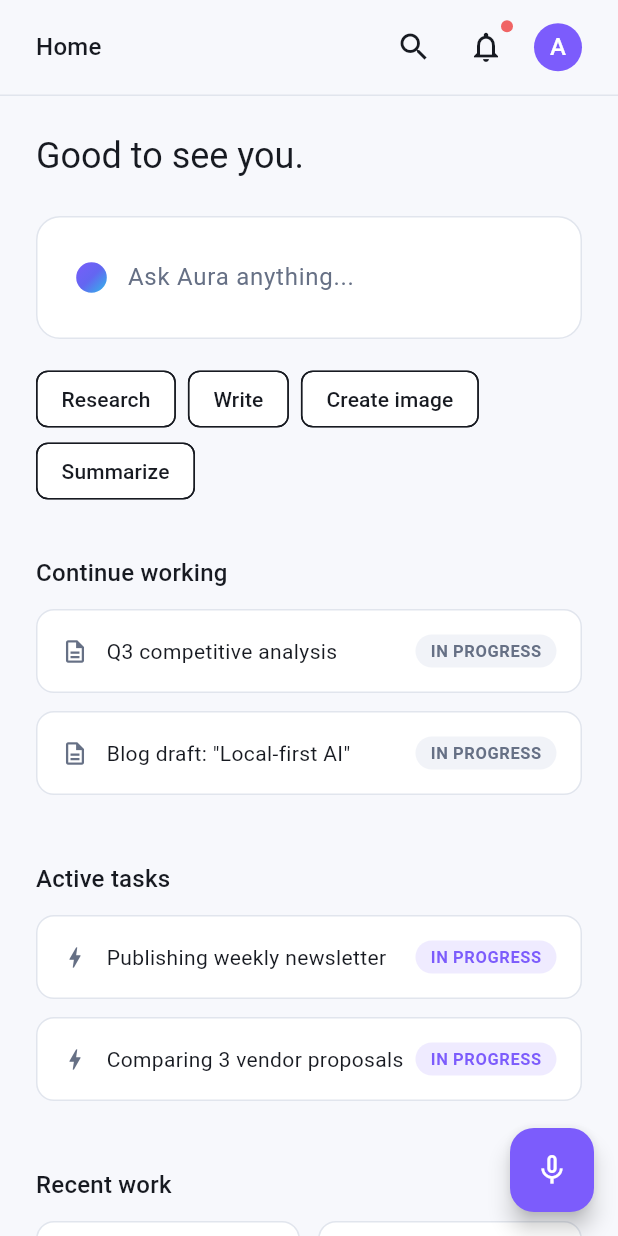
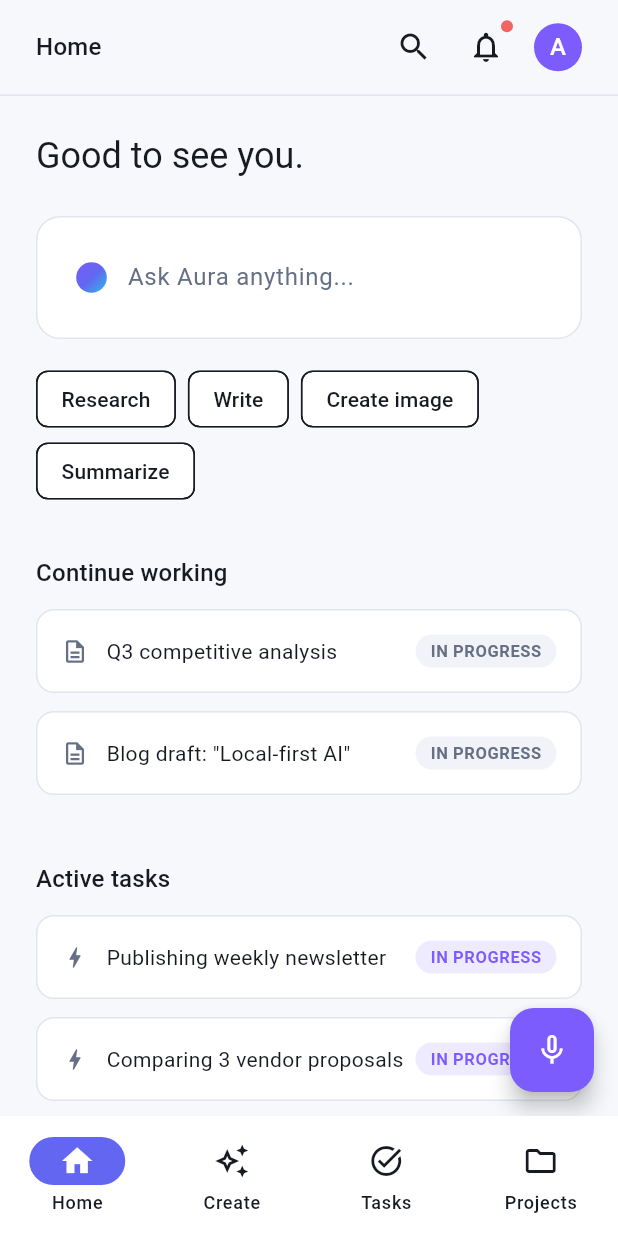
Before and after one commit to Bravo111034/word-footnotes-bibliography-mcp, a Flutter app: the OnboardingScreen screen opened directly, after a tap on "Skip", on a phone screen of 412 x 824 dp. Run offline on Flutter 3.47's test engine with Material 3 defaults, Android fonts, the phone set to English and light mode, and no system bars; our stand-ins replace flutter_riverpod, shared_preferences; accounts and stored records are empty.

Commit message:
Add Phase 4: projects, tasks, memory & create studio; fix Intent name clash
New screens: ProjectsScreen -> ProjectWorkspaceScreen (tabbed, embeds
Chat/Research/Tasks/Memory), TaskCenterScreen -> TaskDetailScreen,
MemoryManagerScreen, CreateStudioScreen. HomeShell adds a bottom-nav
shell (Home/Create/Tasks/Projects) so they're reachable; Splash and
Onboarding now route there instead of straight to HomeScreen. Library,
Image Studio, and the agent-permissions UI are deferred (noted in the
README) to keep this increment reviewable.

Also renames aura_voice's Intent class to VoiceIntent: it collided
with Flutter's own Intent (from material.dart's actions.dart),
which failed apps/mobile's flutter analyze with ambiguous_import
errors once voice_command_overlay.dart pulled in both.

Co-Authored-By: Claude Sonnet 5 <noreply@anthropic.com>
Claude-Session: https://claude.ai/code/session_016Z22mv3pJGQ3NkxaP4vouy

```diff
--- /dev/null
+++ b/apps/mobile/lib/features/create/create_studio_screen.dart
@@ -0,0 +1,78 @@
+import 'package:aura_ui/aura_ui.dart';
+import 'package:flutter/material.dart';
+
+import '../chat/chat_screen.dart';
+
+class _Category {
+  const _Category(this.label, this.icon);
+
+  final String label;
+  final IconData icon;
+}
+
+const _categories = [
+  _Category('Writing', Icons.edit_note),
+  _Category('Image', Icons.image_outlined),
+  _Category('Video', Icons.videocam_outlined),
+  _Category('Presentation', Icons.slideshow_outlined),
+  _Category('Voice', Icons.mic_none),
+  _Category('Document', Icons.description_outlined),
+  _Category('Chart', Icons.bar_chart_outlined),
+  _Category('Diagram', Icons.account_tree_outlined),
+  _Category('Infographic', Icons.insights_outlined),
+  _Category('Social', Icons.share_outlined),
+  _Category('Web Article', Icons.article_outlined),
+];
+
+/// Create Studio: a hero input plus a category grid (spec §23). Every
+/// category currently routes into Chat with a seeded prompt — dedicated
+/// studios (Image Studio, etc.) are a follow-up.
+class CreateStudioScreen extends StatelessWidget {
+  const CreateStudioScreen({super.key});
+
+  @override
+  Widget build(BuildContext context) {
+    return Scaffold(
+      appBar: AppBar(title: const Text('Create')),
+      body: Padding(
+        padding: const EdgeInsets.all(AuraSpace.lg),
+        child: Column(
+          crossAxisAlignment: CrossAxisAlignment.stretch,
+          children: [
+            Text('What do you want to create?', style: Theme.of(context).textTheme.headlineSmall),
+            const SizedBox(height: AuraSpace.lg),
+            AuraCommandBar(
+              hintText: 'Describe what you want to create...',
+              onSubmitted: (text) => _open(context, text),
+            ),
+            const SizedBox(height: AuraSpace.xl),
+            Expanded(
+              child: GridView.count(
+                crossAxisCount: 2,
+                mainAxisSpacing: AuraSpace.sm,
+                crossAxisSpacing: AuraSpace.sm,
+                childAspectRatio: 2.4,
+                children: _categories.map((c) {
+                  return AuraCard(
+                    onTap: () => _open(context, 'Create a ${c.label.toLowerCase()}'),
+                    child: Row(
+                      children: [
+                        Icon(c.icon, color: AuraColors.violet, size: 20),
+                        const SizedBox(width: AuraSpace.sm),
+                        Text(c.label),
+                      ],
+                    ),
+                  );
+                }).toList(),
+              ),
+            ),
+          ],
+        ),
+      ),
+    );
+  }
+
+  void _open(BuildContext context, String prompt) {
+    Navigator.of(context).push(MaterialPageRoute(builder: (_) => ChatScreen(initialMessage: prompt)));
+  }
+}
--- /dev/null
+++ b/apps/mobile/lib/features/home/home_shell.dart
@@ -0,0 +1,44 @@
+import 'package:flutter/material.dart';
+
+import '../create/create_studio_screen.dart';
+import '../projects/projects_screen.dart';
+import '../tasks/task_center_screen.dart';
+import 'home_screen.dart';
+
+/// Bottom-nav shell tying Home, Create, Tasks, and Projects together so
+/// Phase 4's screens are reachable. The full mobile chrome pass (motion,
+/// sheets, a "More" overflow) is Phase 5 — this is the minimum to navigate.
+class HomeShell extends StatefulWidget {
+  const HomeShell({super.key});
+
+  @override
+  State<HomeShell> createState() => _HomeShellState();
+}
+
+class _HomeShellState extends State<HomeShell> {
+  int _index = 0;
+
+  static const _screens = [
+    HomeScreen(),
+    CreateStudioScreen(),
+    TaskCenterScreen(),
+    ProjectsScreen(),
+  ];
+
+  @override
+  Widget build(BuildContext context) {
+    return Scaffold(
+      body: IndexedStack(index: _index, children: _screens),
+      bottomNavigationBar: NavigationBar(
+        selectedIndex: _index,
+        onDestinationSelected: (i) => setState(() => _index = i),
+        destinations: const [
+          NavigationDestination(icon: Icon(Icons.home_outlined), selectedIcon: Icon(Icons.home), label: 'Home'),
+          NavigationDestination(icon: Icon(Icons.auto_awesome_outlined), selectedIcon: Icon(Icons.auto_awesome), label: 'Create'),
+          NavigationDestination(icon: Icon(Icons.task_alt_outlined), selectedIcon: Icon(Icons.task_alt), label: 'Tasks'),
+          NavigationDestination(icon: Icon(Icons.folder_outlined), selectedIcon: Icon(Icons.folder), label: 'Projects'),
+        ],
+      ),
+    );
+  }
+}
--- a/apps/mobile/lib/features/onboarding/onboarding_screen.dart
+++ b/apps/mobile/lib/features/onboarding/onboarding_screen.dart
@@ -3,7 +3,7 @@ import 'package:flutter/material.dart';
 import 'package:flutter_riverpod/flutter_riverpod.dart';
 
 import '../../core/state/auth_state.dart';
-import '../home/home_screen.dart';
+import '../home/home_shell.dart';
 
 class _OnboardingStep {
   const _OnboardingStep({required this.icon, required this.title, required this.body});
@@ -36,7 +36,7 @@ const _steps = [
   ),
 ];
 
-/// A 4-step swipeable intro, ending in [HomeScreen] once the user finishes
+/// A 4-step swipeable intro, ending in [HomeShell] once the user finishes
 /// or skips.
 class OnboardingScreen extends ConsumerStatefulWidget {
   const OnboardingScreen({super.key});
@@ -58,7 +58,7 @@ class _OnboardingScreenState extends ConsumerState<OnboardingScreen> {
   Future<void> _finish() async {
     await ref.read(authControllerProvider.notifier).completeOnboarding();
     if (!mounted) return;
-    Navigator.of(context).pushReplacement(MaterialPageRoute(builder: (_) => const HomeScreen()));
+    Navigator.of(context).pushReplacement(MaterialPageRoute(builder: (_) => const HomeShell()));
   }
 
   @override
--- /dev/null
+++ b/apps/mobile/lib/features/projects/projects_screen.dart
@@ -0,0 +1,61 @@
+import 'package:aura_ui/aura_ui.dart';
+import 'package:flutter/material.dart';
+
+import 'project_workspace_screen.dart';
+
+class _Project {
+  const _Project({required this.name, required this.description, required this.lastActivity, required this.activeTasks});
+
+  final String name;
+  final String description;
+  final String lastActivity;
+  final int activeTasks;
+}
+
+const _projects = [
+  _Project(name: 'EV Battery Market', description: 'Deep research + quarterly brief', lastActivity: '2h ago', activeTasks: 1),
+  _Project(name: 'Brand Refresh', description: 'Moodboards, copy, and social assets', lastActivity: 'Yesterday', activeTasks: 0),
+  _Project(name: 'Customer Interviews', description: 'Synthesis of 12 interviews', lastActivity: '3 days ago', activeTasks: 2),
+];
+
+/// Projects landing: cards with name, description, last activity, and
+/// active-task count (spec §21).
+class ProjectsScreen extends StatelessWidget {
+  const ProjectsScreen({super.key});
+
+  @override
+  Widget build(BuildContext context) {
+    return Scaffold(
+      appBar: AppBar(title: const Text('Projects')),
+      body: ListView.separated(
+        padding: const EdgeInsets.all(AuraSpace.md),
+        itemCount: _projects.length,
+        separatorBuilder: (_, __) => const SizedBox(height: AuraSpace.sm),
+        itemBuilder: (context, i) {
+          final project = _projects[i];
+          return AuraCard(
+            onTap: () => Navigator.of(context).push(
+              MaterialPageRoute(builder: (_) => ProjectWorkspaceScreen(projectName: project.name)),
+            ),
+            child: Column(
+              crossAxisAlignment: CrossAxisAlignment.start,
+              children: [
+                Row(
+                  children: [
+                    Expanded(child: Text(project.name, style: const TextStyle(fontWeight: FontWeight.w700, fontSize: 16))),
+                    if (project.activeTasks > 0)
+                      AuraStatusBadge(label: '${project.activeTasks} ACTIVE', tone: AuraBadgeTone.violet),
+                  ],
+                ),
+                const SizedBox(height: AuraSpace.xxs),
+                Text(project.description, style: TextStyle(color: context.aura.text2)),
+                const SizedBox(height: AuraSpace.sm),
+                Text('Last activity: ${project.lastActivity}', style: TextStyle(fontSize: 12, color: context.aura.muted)),
+              ],
+            ),
+          );
+        },
+      ),
+    );
+  }
+}
--- a/apps/mobile/lib/features/splash/splash_screen.dart
+++ b/apps/mobile/lib/features/splash/splash_screen.dart
@@ -4,7 +4,7 @@ import 'package:flutter_riverpod/flutter_riverpod.dart';
 
 import '../../core/state/auth_state.dart';
 import '../auth/sign_in_screen.dart';
-import '../home/home_screen.dart';
+import '../home/home_shell.dart';
 import '../onboarding/onboarding_screen.dart';
 
 /// Shows the animated Aura orb while [authControllerProvider] restores the
@@ -23,7 +23,7 @@ class SplashScreen extends ConsumerWidget {
       } else if (!next.hasCompletedOnboarding) {
         destination = const OnboardingScreen();
       } else {
-        destination = const HomeScreen();
+        destination = const HomeShell();
       }
 
       Navigator.of(context).pushReplacement(MaterialPageRoute(builder: (_) => destination));
--- /dev/null
+++ b/apps/mobile/lib/features/tasks/task_center_screen.dart
@@ -0,0 +1,75 @@
+import 'package:aura_ui/aura_ui.dart';
+import 'package:flutter/material.dart';
+
+import 'task_detail_screen.dart';
+
+class _Task {
+  const _Task({required this.title, required this.progress});
+
+  final String title;
+  final double progress;
+}
+
+const _tabs = ['Active', 'Scheduled', 'Awaiting Approval', 'Completed', 'Failed'];
+
+const _tasksByTab = <String, List<_Task>>{
+  'Active': [
+    _Task(title: 'Publishing weekly newsletter', progress: 0.6),
+    _Task(title: 'Comparing 3 vendor proposals', progress: 0.3),
+  ],
+  'Scheduled': [_Task(title: 'Monday competitor digest', progress: 0)],
+  'Awaiting Approval': [_Task(title: 'LinkedIn post: Q3 recap', progress: 1)],
+  'Completed': [_Task(title: 'Weekly report', progress: 1)],
+  'Failed': [_Task(title: 'Publish to X — auth expired', progress: 1)],
+};
+
+/// Task Center: Active / Scheduled / Awaiting Approval / Completed / Failed
+/// tabs with real-time progress rows (spec §27).
+class TaskCenterScreen extends StatelessWidget {
+  const TaskCenterScreen({super.key});
+
+  @override
+  Widget build(BuildContext context) {
+    return DefaultTabController(
+      length: _tabs.length,
+      child: Scaffold(
+        appBar: AppBar(
+          title: const Text('Tasks'),
+          bottom: TabBar(isScrollable: true, tabs: _tabs.map((t) => Tab(text: t)).toList()),
+        ),
+        body: TabBarView(
+          children: _tabs.map((tab) {
+            final tasks = _tasksByTab[tab] ?? const [];
+            if (tasks.isEmpty) {
+              return Center(child: Text('No $tab tasks', style: TextStyle(color: context.aura.text2)));
+            }
+            return ListView.separated(
+              padding: const EdgeInsets.all(AuraSpace.md),
+              itemCount: tasks.length,
+              separatorBuilder: (_, __) => const SizedBox(height: AuraSpace.sm),
+              itemBuilder: (context, i) {
+                final task = tasks[i];
+                return AuraCard(
+                  onTap: () => Navigator.of(context).push(
+                    MaterialPageRoute(builder: (_) => TaskDetailScreen(title: task.title)),
+                  ),
+                  child: Column(
+                    crossAxisAlignment: CrossAxisAlignment.start,
+                    children: [
+                      Text(task.title, style: const TextStyle(fontWeight: FontWeight.w600)),
+                      const SizedBox(height: AuraSpace.xs),
+                      ClipRRect(
+                        borderRadius: BorderRadius.circular(AuraRadius.pill),
+                        child: LinearProgressIndicator(value: task.progress, minHeight: 4),
+                      ),
+                    ],
+                  ),
+                );
+              },
+            );
+          }).toList(),
+        ),
+      ),
+    );
+  }
+}
--- a/apps/mobile/lib/features/voice/voice_command_overlay.dart
+++ b/apps/mobile/lib/features/voice/voice_command_overlay.dart
@@ -11,8 +11,8 @@ class VoiceCommandOverlay extends StatefulWidget {
   final VoicePipeline pipeline;
   final IntentRouter router;
 
-  static Future<Intent?> show(BuildContext context, {required VoicePipeline pipeline, required IntentRouter router}) {
-    return showModalBottomSheet<Intent>(
+  static Future<VoiceIntent?> show(BuildContext context, {required VoicePipeline pipeline, required IntentRouter router}) {
+    return showModalBottomSheet<VoiceIntent>(
       context: context,
       isScrollControlled: true,
       builder: (_) => VoiceCommandOverlay(pipeline: pipeline, router: router),
@@ -25,7 +25,7 @@ class VoiceCommandOverlay extends StatefulWidget {
 
 class _VoiceCommandOverlayState extends State<VoiceCommandOverlay> {
   VoiceEvent _event = const VoiceEvent(state: VoiceState.idle);
-  Intent? _routedIntent;
+  VoiceIntent? _routedIntent;
 
   @override
   void initState() {
--- a/packages/aura_voice/lib/src/intent.dart
+++ b/packages/aura_voice/lib/src/intent.dart
@@ -2,8 +2,8 @@ enum IntentKind { research, chat, create, task, navigate, unknown }
 
 /// A routed voice command: which [IntentKind] it maps to, the confidence
 /// score, and the raw transcript for the target screen to act on.
-class Intent {
-  const Intent({required this.kind, required this.confidence, required this.transcript});
+class VoiceIntent {
+  const VoiceIntent({required this.kind, required this.confidence, required this.transcript});
 
   final IntentKind kind;
   final double confidence;
```
Also changed, not shown: apps/mobile/lib/features/memory/memory_manager_screen.dart (added, +79 -0 lines), apps/mobile/lib/features/projects/project_workspace_screen.dart (added, +49 -0 lines), apps/mobile/lib/features/tasks/task_detail_screen.dart (added, +71 -0 lines), packages/aura_voice/lib/src/intent_router.dart (+5 -5 lines), 3 other files.
